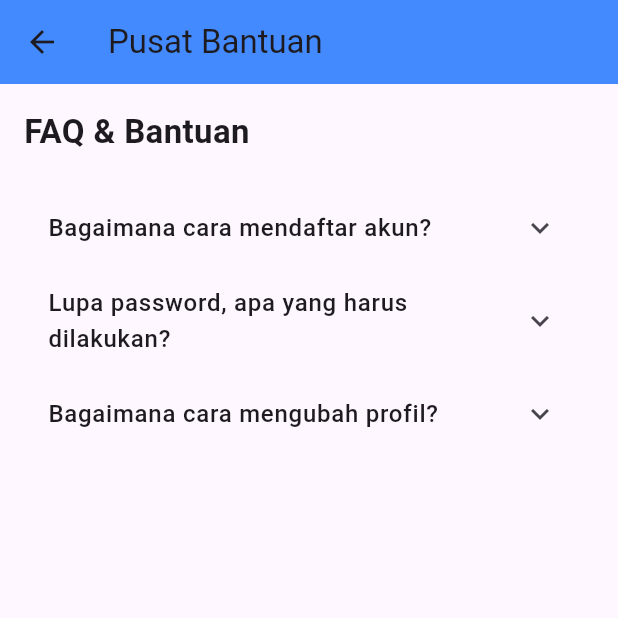
After one commit to rabbanee/jalanin_aja, a Flutter app: the HelpCenterPage screen opened directly, on a phone screen of 412 x 824 dp, the top half of it. The commit adds this screen. Run offline on Flutter 3.47's test engine with Material 3 defaults, Android fonts, the light colour scheme and no system bars; our stand-ins replace image_picker.

```diff
--- a/lib/edit_profile.dart
+++ b/lib/edit_profile.dart
@@ -42,7 +42,7 @@ class _EditProfilePageState extends State<EditProfilePage> {
   // Fungsi pilih foto dari gallery
   Future<void> _pickImage() async {
     final picker = ImagePicker();
-    final pickedFile = await picker.pickImage(source: ImageSource.gallery);
+    final pickedFile =await picker.pickImage(source: ImageSource.gallery);
     if (pickedFile != null) {
       setState(() {
         _profileImage = File(pickedFile.path);
--- /dev/null
+++ b/lib/pusat_bantuan.dart
@@ -0,0 +1,55 @@
+import 'package:flutter/material.dart';
+
+class HelpCenterPage extends StatelessWidget {
+  const HelpCenterPage({super.key});
+
+  @override
+  Widget build(BuildContext context) {
+    return Scaffold(
+      appBar: AppBar(
+        title: const Text("Pusat Bantuan"),
+        backgroundColor: Colors.blueAccent,
+      ),
+      body: ListView(
+        padding: const EdgeInsets.all(16),
+        children: [
+          const Text(
+            "FAQ & Bantuan",
+            style: TextStyle(fontSize: 22, fontWeight: FontWeight.bold),
+          ),
+          const SizedBox(height: 20),
+
+          // Contoh FAQ
+          _buildFAQItem(
+            question: "Bagaimana cara mendaftar akun?",
+            answer: "Klik tombol 'Daftar' pada halaman login, isi formulir dengan benar, lalu submit.",
+          ),
+          _buildFAQItem(
+            question: "Lupa password, apa yang harus dilakukan?",
+            answer: "Gunakan fitur 'Ganti Password' pada halaman pengaturan untuk memperbarui password Anda.",
+          ),
+          _buildFAQItem(
+            question: "Bagaimana cara mengubah profil?",
+            answer: "Buka halaman Profil, lalu tekan tombol 'Edit Profil'.",
+          ),
+        ],
+      ),
+    );
+  }
+
+  Widget _buildFAQItem({required String question, required String answer}) {
+    return ExpansionTile(
+      title: Text(
+        question,
+        style: const TextStyle(fontWeight: FontWeight.w500),
+      ),
+      children: [
+        Padding(
+          padding: const EdgeInsets.symmetric(horizontal: 16, vertical: 8),
+          child: Text(answer),
+        ),
+        const Divider(),
+      ],
+    );
+  }
+}
```
Also changed, not shown: lib/profile.dart (+31 -2 lines), lib/register_screen.dart (+30 -12 lines), lib/settings_page.dart (added, +89 -0 lines), lib/ubah_profile.dart (added, +84 -0 lines).
